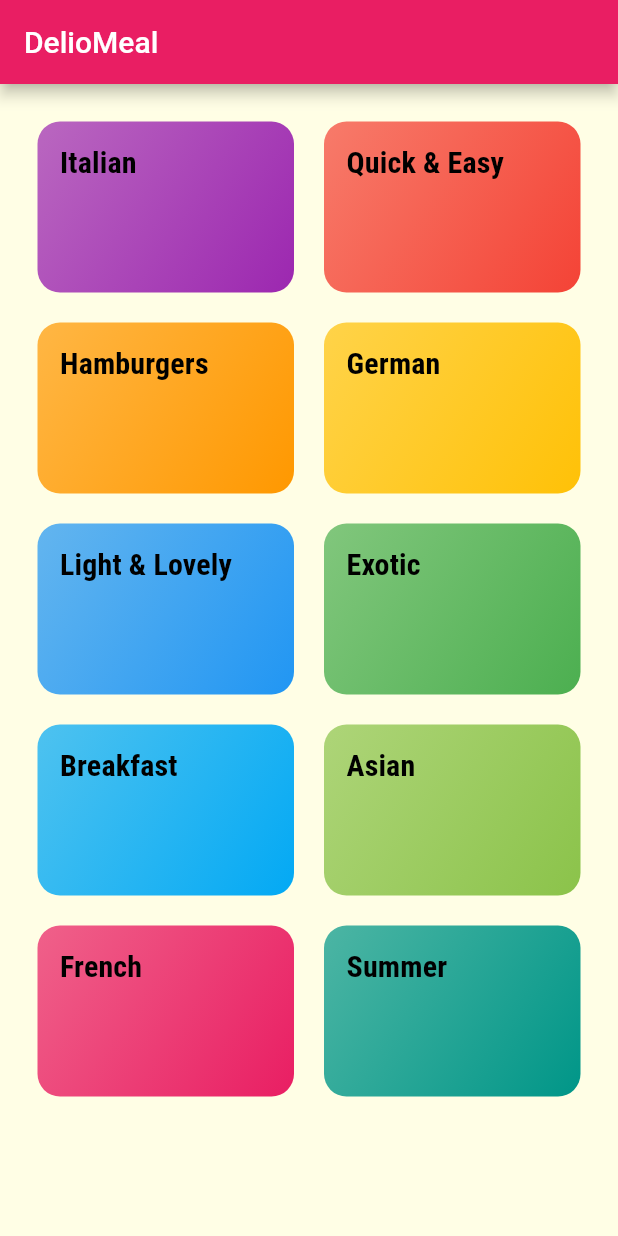
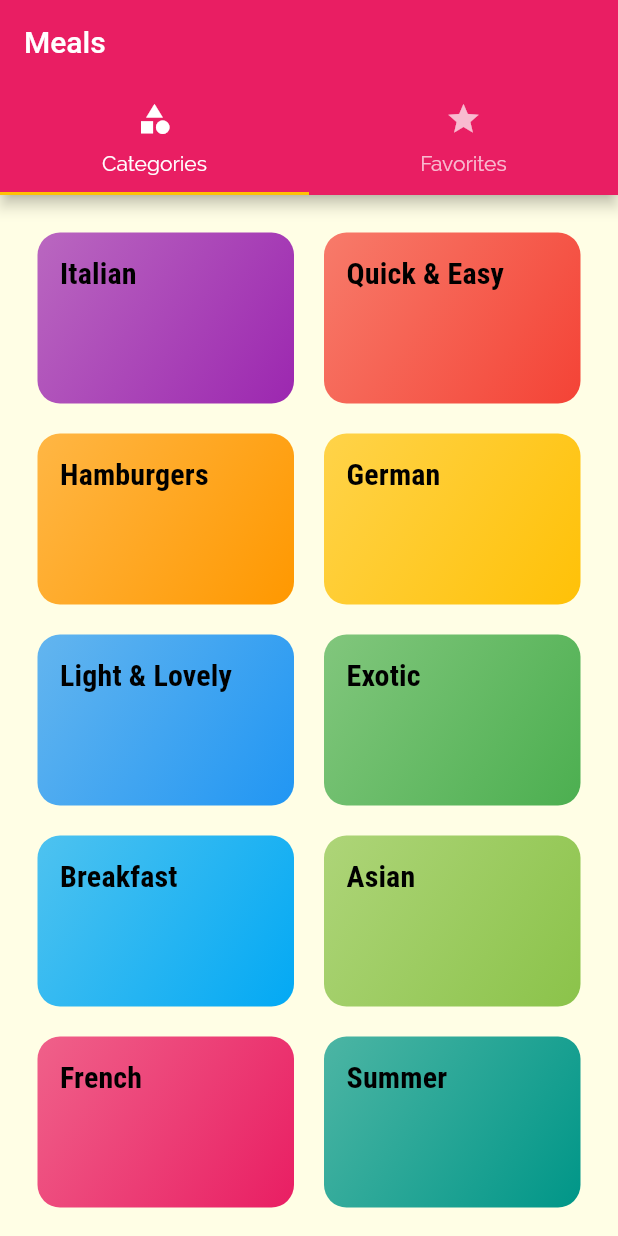
Before and after one commit to hichemBA67/meals-app, a Flutter app: the screen it shows after launch, on a phone screen of 412 x 824 dp. Run offline on Flutter 3.47's test engine with Material 2 defaults, Android fonts, the phone set to English and light mode, and no system bars.

Commit message:
Section 7: 174

```diff
--- a/lib/main.dart
+++ b/lib/main.dart
@@ -1,4 +1,5 @@
 import 'package:flutter/material.dart';
+import './screens/tabs_screen.dart';
 import './screens/meal_detail_screen.dart';
 import './screens/categories_screen.dart';
 import './screens/category_meals_screen.dart';
@@ -27,7 +28,7 @@ class MyApp extends StatelessWidget {
       // home: CategoriesScreen(),
       initialRoute: '/',
       routes: {
-        '/': (ctx) => CategoriesScreen(),
+        '/': (ctx) => TabsScreen(),
         CategoryMealsScreen.routeName: (ctx) => CategoryMealsScreen(),
         MealDetailScreen.routeName: (ctx) => MealDetailScreen(),
       },
--- a/lib/screens/categories_screen.dart
+++ b/lib/screens/categories_screen.dart
@@ -8,9 +8,7 @@ class CategoriesScreen extends StatelessWidget {
 
   @override
   Widget build(BuildContext context) {
-    return Scaffold(
-        appBar: AppBar(title: const Text('DelioMeal')),
-        body: GridView(
+    return GridView(
       padding: const EdgeInsets.all(25),
       gridDelegate: const SliverGridDelegateWithMaxCrossAxisExtent(
         maxCrossAxisExtent: 200,
@@ -22,6 +20,6 @@ class CategoriesScreen extends StatelessWidget {
           .map((catData) =>
               CategoryItem(catData.id, catData.title, catData.color))
           .toList(),
-        ));
+    );
   }
 }
--- /dev/null
+++ b/lib/screens/favorites_screen.dart
@@ -0,0 +1,14 @@
+import 'package:flutter/material.dart';
+import 'package:flutter/src/widgets/container.dart';
+import 'package:flutter/src/widgets/framework.dart';
+
+class FavoritesScreen extends StatelessWidget {
+  const FavoritesScreen({super.key});
+
+  @override
+  Widget build(BuildContext context) {
+    return Center(
+      child: Text('Favorites'),
+    );
+  }
+}
--- /dev/null
+++ b/lib/screens/tabs_screen.dart
@@ -0,0 +1,41 @@
+import 'package:flutter/material.dart';
+import './categories_screen.dart';
+import './favorites_screen.dart';
+
+class TabsScreen extends StatefulWidget {
+  const TabsScreen({super.key});
+
+  @override
+  State<TabsScreen> createState() => _TabsScreenState();
+}
+
+class _TabsScreenState extends State<TabsScreen> {
+  @override
+  Widget build(BuildContext context) {
+    return DefaultTabController(
+      length: 2,
+      // initialIndex: 0,
+      child: Scaffold(
+        appBar: AppBar(
+          title: const Text('Meals'),
+          bottom: const TabBar(tabs: [
+            Tab(
+              icon: Icon(Icons.category),
+              text: 'Categories',
+            ),
+            Tab(
+              icon: Icon(Icons.star),
+              text: 'Favorites',
+            ),
+          ]),
+        ),
+        body: const TabBarView(
+          children: [
+            CategoriesScreen(),
+            FavoritesScreen(),
+          ],
+        ),
+      ),
+    );
+  }
+}
```
Lines whose indentation alone changed are shown as unchanged.
